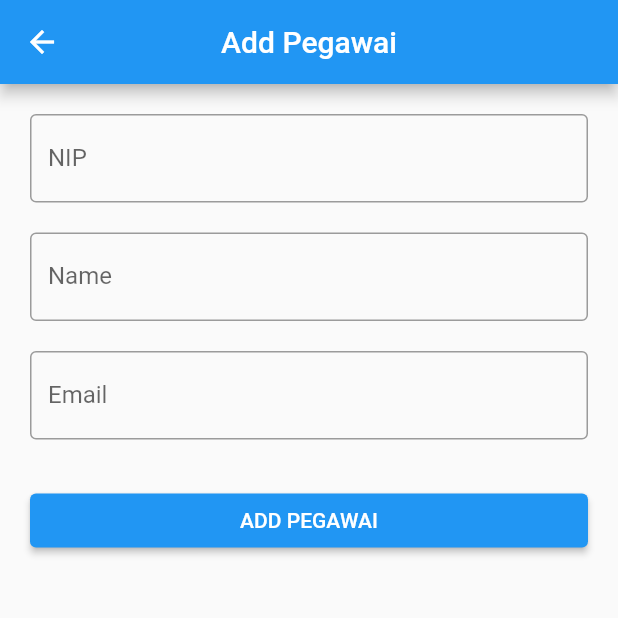
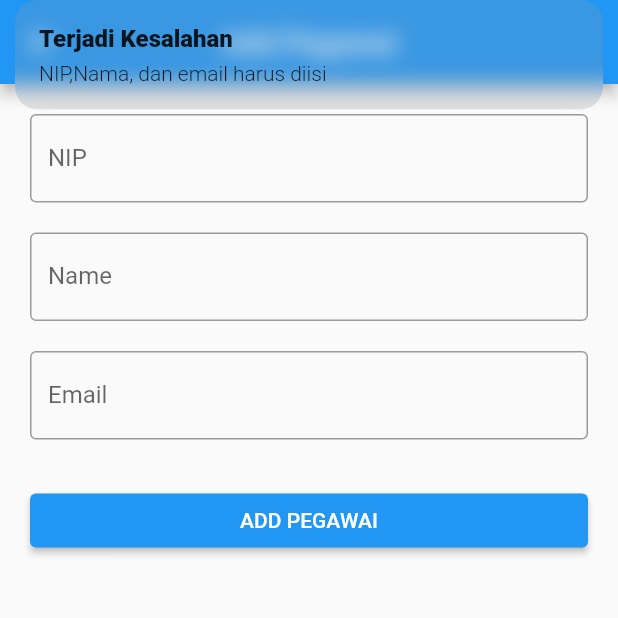
Before and after one commit to zanuar35/presence, a Flutter app: the AddPegawaiView screen opened by its route, after a tap on "ADD PEGAWAI", on a phone screen of 412 x 824 dp, the top half of it. Run offline on Flutter 3.47's test engine with Material 2 defaults, Android fonts, the phone set to English and light mode, and no system bars; our stand-ins replace cloud_firestore, firebase_auth, firebase_core, get; accounts and stored records are empty.

Commit message:
add pegawai

```diff
--- a/lib/app/modules/add_pegawai/controllers/add_pegawai_controller.dart
+++ b/lib/app/modules/add_pegawai/controllers/add_pegawai_controller.dart
@@ -1,7 +1,51 @@
+import 'package:cloud_firestore/cloud_firestore.dart';
+import 'package:flutter/cupertino.dart';
+import 'package:firebase_auth/firebase_auth.dart';
 import 'package:get/get.dart';
 
 class AddPegawaiController extends GetxController {
+  TextEditingController nameC = TextEditingController();
+  TextEditingController emailC = TextEditingController();
+  TextEditingController nipC = TextEditingController();
+
+  FirebaseAuth auth = FirebaseAuth.instance;
+  FirebaseFirestore firestore = FirebaseFirestore.instance;
+
   void addPegawai() async {
-    print("test");
+    if (nameC.text.isNotEmpty &&
+        emailC.text.isNotEmpty &&
+        nipC.text.isNotEmpty) {
+      try {
+        UserCredential userCredential =
+            await auth.createUserWithEmailAndPassword(
+                email: emailC.text, password: "12345678");
+
+        if (userCredential.user != null) {
+          String uid = userCredential.user!.uid;
+
+          firestore.collection("pegawai").doc(uid).set({
+            "nip": nipC.text,
+            "name": nameC.text,
+            "email": emailC.text,
+            "uid": uid,
+            "createdAt": DateTime.now().toIso8601String()
+          });
+        }
+
+        print(userCredential);
+      } on FirebaseAuthException catch (e) {
+        if (e.code == 'weak-password') {
+          Get.snackbar(
+              "Terjadi Kesalahan", "Password yang digunakan terlalu singkat");
+        } else if (e.code == 'email-already-in-use') {
+          Get.snackbar("Terjadi Kesalahan",
+              "Pegawai sudah ada, kamu tidak dapat menambahkan akun ini ");
+        }
+      } catch (e) {
+        Get.snackbar("Terjadi Kesalahan", "Tidak dapat menambahkan Pegawai");
+      }
+    } else {
+      Get.snackbar("Terjadi Kesalahan", "NIP,Nama, dan email harus diisi");
+    }
   }
 }
--- a/lib/app/modules/add_pegawai/views/add_pegawai_view.dart
+++ b/lib/app/modules/add_pegawai/views/add_pegawai_view.dart
@@ -16,6 +16,7 @@ class AddPegawaiView extends GetView<AddPegawaiController> {
           padding: EdgeInsets.all(20),
           children: [
             TextField(
+              controller: controller.nipC,
               decoration: InputDecoration(
                 labelText: "NIP",
                 border: OutlineInputBorder(),
@@ -25,6 +26,7 @@ class AddPegawaiView extends GetView<AddPegawaiController> {
               height: 20,
             ),
             TextField(
+              controller: controller.nameC,
               decoration: InputDecoration(
                 labelText: "Name",
                 border: OutlineInputBorder(),
@@ -34,6 +36,7 @@ class AddPegawaiView extends GetView<AddPegawaiController> {
               height: 20,
             ),
             TextField(
+              controller: controller.emailC,
               decoration: InputDecoration(
                 labelText: "Email",
                 border: OutlineInputBorder(),
```
